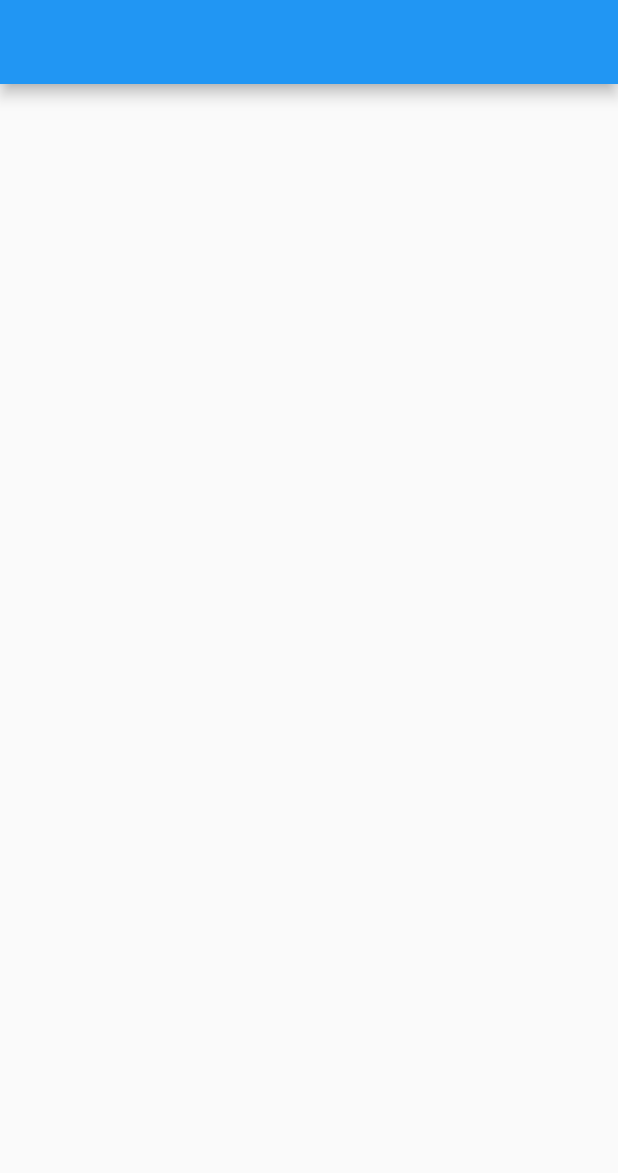
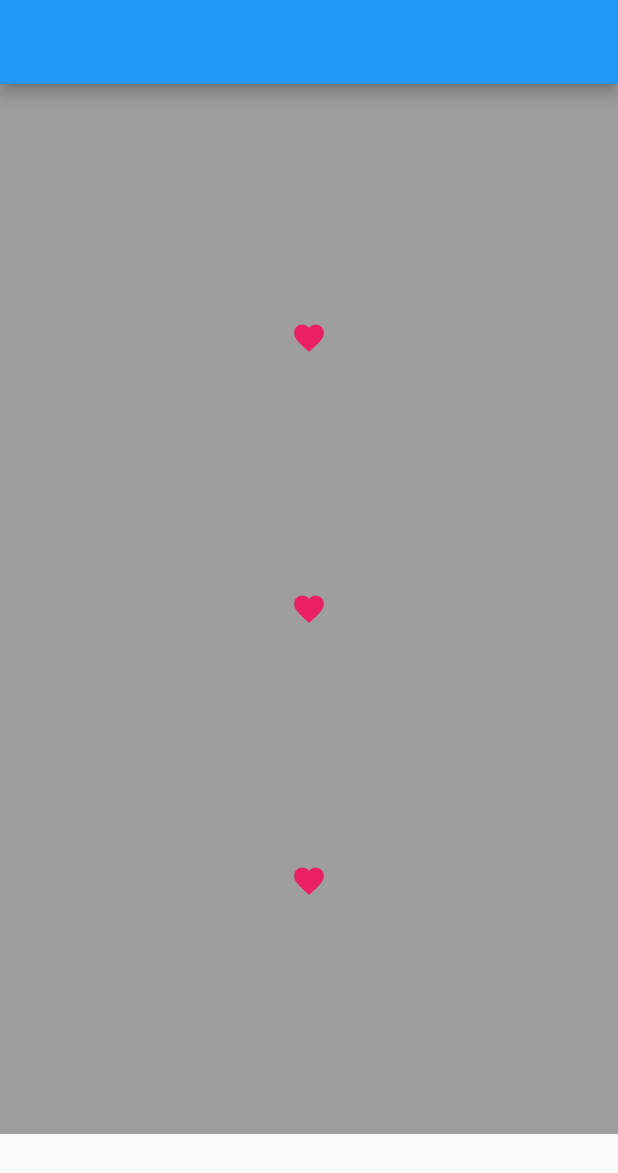
Before and after one commit to KIMGEEK/contact, a Flutter app: the screen it shows after launch, on a phone screen of 412 x 824 dp. Shown: the top 1173 px of the screen. Run offline on Flutter 3.47's test engine with Material 2 defaults, Android fonts, the phone set to English and light mode, and no system bars.

Commit message:
lint 경고 메시지 생략 커맨드 입력, Column&Row와 정렬 기능 연습

```diff
--- a/analysis_options.yaml
+++ b/analysis_options.yaml
@@ -27,6 +27,7 @@ linter:
     prefer_const_constructors_in_immutables : false
     prefer_const_constructors : false
     avoid_print : false
+    prefer_const_literals_to_create_immutables : false
     # avoid_print: false  # Uncomment to disable the `avoid_print` rule
     # prefer_single_quotes: true  # Uncomment to enable the `prefer_single_quotes` rule
 
--- a/lib/main.dart
+++ b/lib/main.dart
@@ -1,3 +1,4 @@
+import 'package:flutter/cupertino.dart';
 import 'package:flutter/material.dart';
 
 void main() {
@@ -10,9 +11,34 @@ class MyApp extends StatelessWidget {
   Widget build(BuildContext context) {
     return MaterialApp(
         home: Scaffold(
-      appBar: AppBar(),
-      body: Container(),
-      bottomNavigationBar: BottomAppBar(),
-    ));
+            appBar: AppBar(),
+            body: Container(
+              color: Colors.grey,
+              height: 700,
+              width: 500,
+              child: Column(
+                  mainAxisAlignment: MainAxisAlignment.spaceEvenly,
+                  crossAxisAlignment: CrossAxisAlignment.center,
+                  children: const [
+                    Icon(
+                      Icons.favorite,
+                      color: Colors.pink,
+                      size: 24.0,
+                      semanticLabel: 'Text to announce in accessibility modes',
+                    ),
+                    Icon(
+                      Icons.favorite,
+                      color: Colors.pink,
+                      size: 24.0,
+                      semanticLabel: 'Text to announce in accessibility modes',
+                    ),
+                    Icon(
+                      Icons.favorite,
+                      color: Colors.pink,
+                      size: 24.0,
+                      semanticLabel: 'Text to announce in accessibility modes',
+                    ),
+                  ]),
+            )));
   }
 }
```
